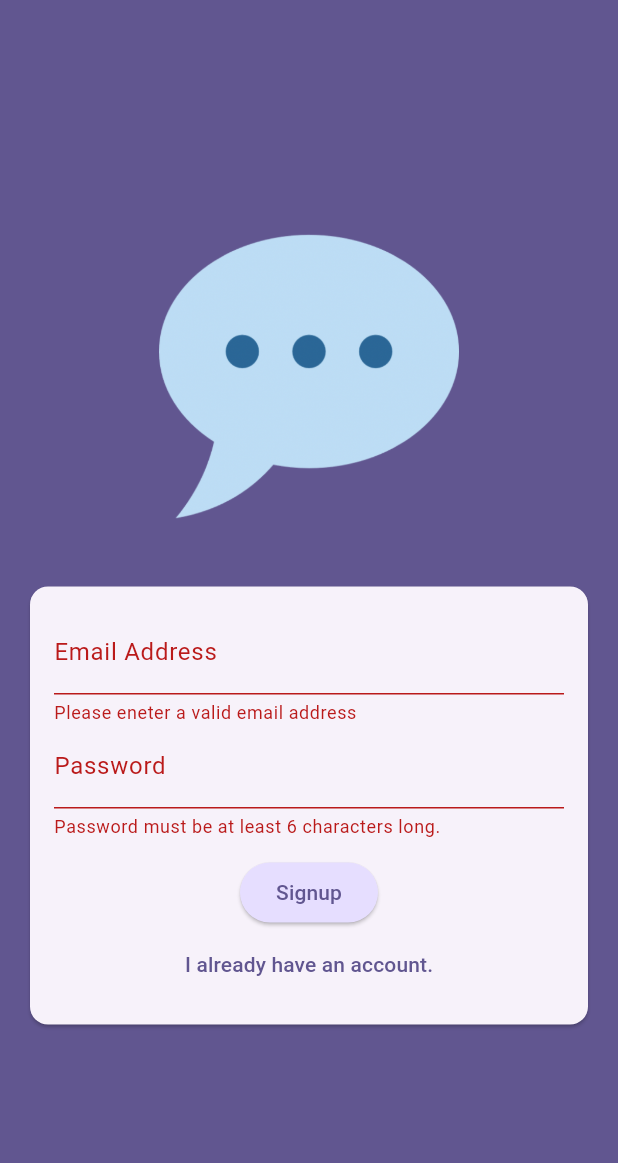
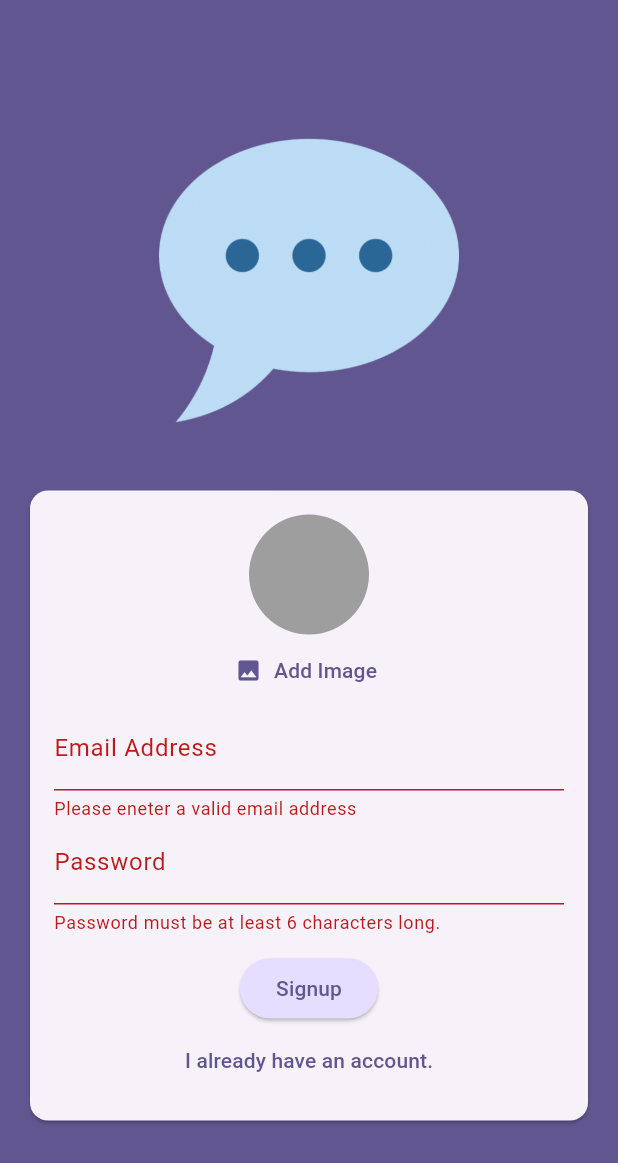
Before and after one commit to dario-nihil/flutter_chat_app, a Flutter app: the screen it shows after launch, after a tap on "Login", after a tap on "Create an account", on a phone screen of 412 x 824 dp. Shown: the top 1163 px of the screen. Run offline on Flutter 3.47's test engine with Material 3 defaults, Android fonts, the phone set to English and light mode, and no system bars; our stand-ins replace firebase_auth, firebase_core, image_picker; accounts and stored records are empty.

Commit message:
created UserImagePicker widget and started implementation

```diff
--- a/lib/screens/auth.dart
+++ b/lib/screens/auth.dart
@@ -1,3 +1,4 @@
+import 'package:chat_app/widgets/user_image_picker.dart';
 import 'package:flutter/material.dart';
 
 import 'package:firebase_auth/firebase_auth.dart';
@@ -73,6 +74,7 @@ class _AuthScreen extends State<AuthScreen> {
                       child: Column(
                         mainAxisSize: MainAxisSize.min,
                         children: [
+                          if (!_isLogin) const UserImagePicker(),
                           TextFormField(
                             decoration: const InputDecoration(
                                 labelText: 'Email Address'),
--- /dev/null
+++ b/lib/widgets/user_image_picker.dart
@@ -0,0 +1,50 @@
+import 'dart:io';
+
+import 'package:flutter/material.dart';
+import 'package:image_picker/image_picker.dart';
+
+class UserImagePicker extends StatefulWidget {
+  const UserImagePicker({super.key});
+
+  @override
+  State<UserImagePicker> createState() => _UserImagePickerState();
+}
+
+class _UserImagePickerState extends State<UserImagePicker> {
+  File? _pickedImage;
+
+  void _pickImage() async {
+    final pickedImage = await ImagePicker()
+        .pickImage(source: ImageSource.camera, imageQuality: 50, maxWidth: 150);
+
+    if (pickedImage == null) return;
+
+    setState(() {
+      _pickedImage = File(pickedImage.path);
+    });
+  }
+
+  @override
+  Widget build(BuildContext context) {
+    return Column(
+      children: [
+        CircleAvatar(
+          radius: 40,
+          backgroundColor: Colors.grey,
+          foregroundImage:
+              _pickedImage != null ? FileImage(_pickedImage!) : null,
+        ),
+        TextButton.icon(
+          onPressed: _pickImage,
+          icon: const Icon(Icons.image),
+          label: Text(
+            'Add Image',
+            style: TextStyle(
+              color: Theme.of(context).colorScheme.primary,
+            ),
+          ),
+        )
+      ],
+    );
+  }
+}
```
